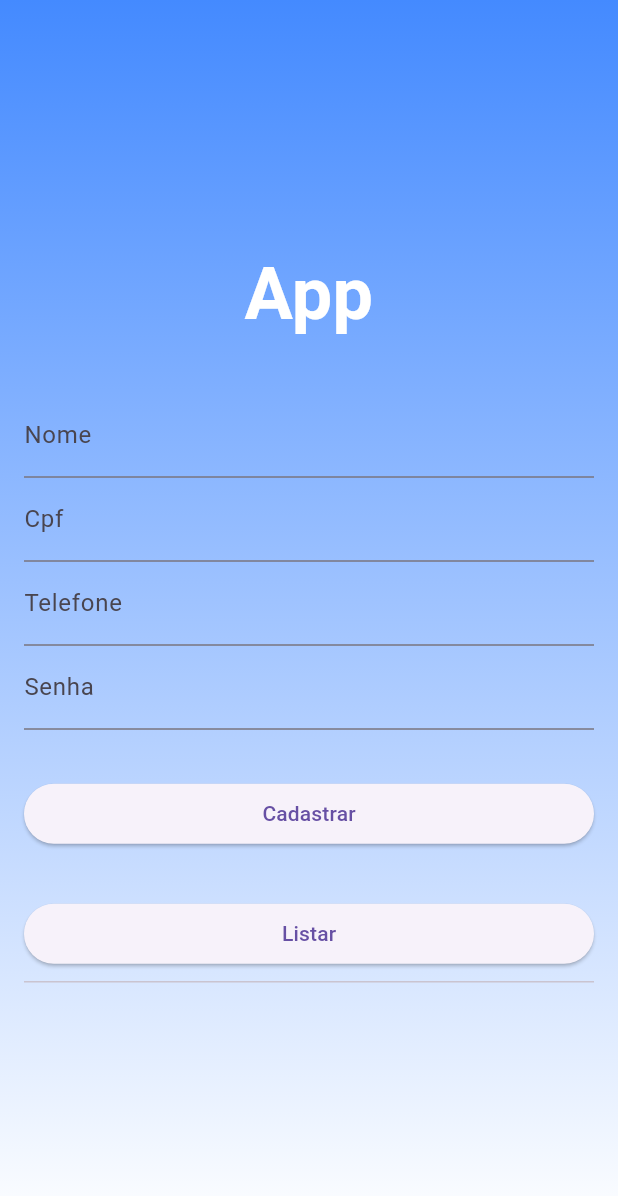
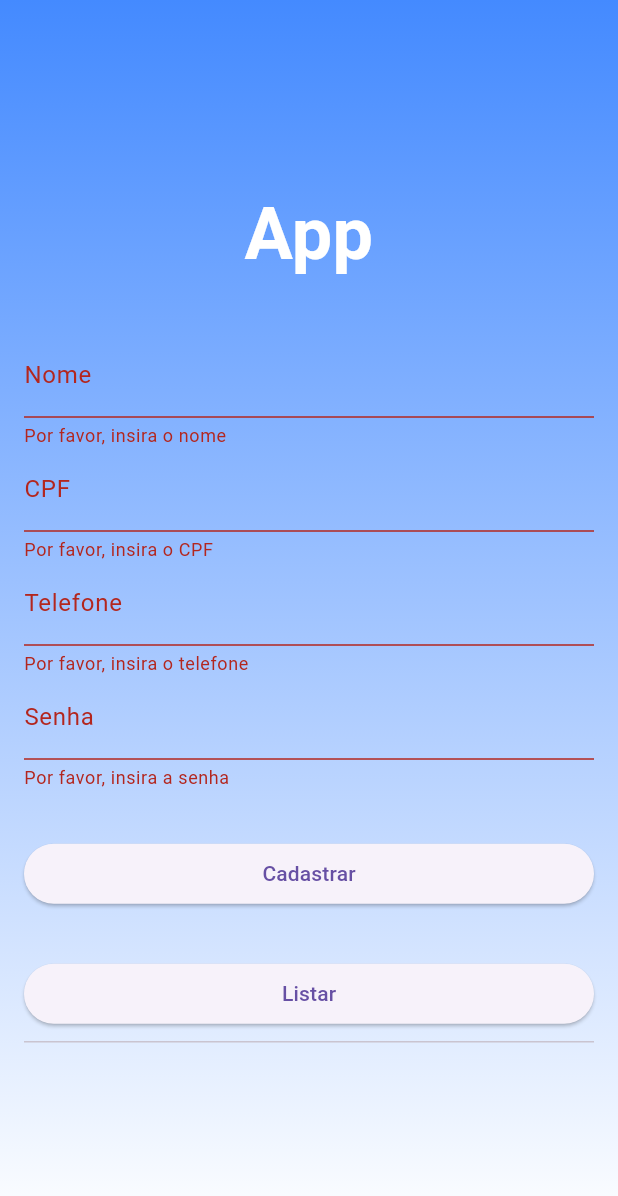
Before and after one commit to CaueYanagihara/DDM_HoraCerta, a Flutter app: the screen it shows after launch, after a tap on "Cadastrar", on a phone screen of 412 x 824 dp. Shown: the top 1196 px of the screen. Run offline on Flutter 3.47's test engine with Material 3 defaults, Android fonts, the phone set to English and light mode, and no system bars; our stand-ins replace sqflite, supabase_flutter; accounts and stored records are empty.

```diff
--- a/hora_certa/lib/app/banco/script.dart
+++ b/hora_certa/lib/app/banco/script.dart
@@ -12,7 +12,7 @@ const criarTabelas = {
       );
 
     CREATE TABLE atendente(
-      id PRIMARY KEY INTEGER NOT NULL
+      id INTEGER NOT NULL PRIMARY KEY
       ,nome VARCHAR(200) NOT NULL
       ,cpf CHAR(14) NOT NULL UNIQUE
       ,estaAtivo CHAR(1) NOT NULL
@@ -22,7 +22,13 @@ const criarTabelas = {
 };
 
 const inserirRegistros = {
-  'INSERT INTO cliente (nome, cpf, telefone, senha, telefoneEhWhatsapp, estaAtivo, observacao)VALUES("JOAQUIM, "301.650.590-42", "44997400880", "Senha123", "S", "S")',
-  'INSERT INTO cliente (nome, cpf, telefone, senha, telefoneEhWhatsapp, estaAtivo, observacao)VALUES("JOAO, "301.650.590-41", "44997400881", "Senha213", "S", "N")',
-  'INSERT INTO cliente (nome, cpf, telefone, senha, telefoneEhWhatsapp, estaAtivo, observacao)VALUES("JOH , "301.650.590-40", "44997400882", "Senha321", "N", "S")'
+  '''
+    INSERT INTO cliente (nome, cpf, telefone, senha, telefoneEhWhatsapp, estaAtivo, observacao)VALUES("JONAS, "301.650.590-42", "44997400880", "Senha123", "S", "S");
+    INSERT INTO cliente (nome, cpf, telefone, senha, telefoneEhWhatsapp, estaAtivo, observacao)VALUES("JOAO, "301.650.590-41", "44997400881", "Senha213", "S", "N");
+    INSERT INTO cliente (nome, cpf, telefone, senha, telefoneEhWhatsapp, estaAtivo, observacao)VALUES("JOEDSON , "301.650.590-40", "44997400882", "Senha321", "N", "S");
+
+    INSERT INTO atendente (nome, cpf, senha, estaAtivo, observacao)VALUES("CARLOS, "301.650.590-43", "44997400883", "Senha231", "S", "S");
+    INSERT INTO atendente (nome, cpf, senha, estaAtivo, observacao)VALUES("CAMILA, "301.650.590-44", "44997400884", "Senha132", "S", "N");
+    INSERT INTO atendente (nome, cpf, senha, estaAtivo, observacao)VALUES("CAROL , "301.650.590-45", "44997400885", "Senha312", "N", "S");
+  '''
 };
--- a/hora_certa/lib/app/dominio/dto/dto_atendente.dart
+++ b/hora_certa/lib/app/dominio/dto/dto_atendente.dart
@@ -1,10 +1,10 @@
 class DTOAtendente {
-  late dynamic id;
+  dynamic id;
   late String nome;
   late String cpf;
   late String senha;
   late bool estaAtivo;
-  late String? observacao;
+  String? observacao;
 
   DTOAtendente(
       {this.id,
--- a/hora_certa/lib/app/dominio/dto/dto_cliente.dart
+++ b/hora_certa/lib/app/dominio/dto/dto_cliente.dart
@@ -1,12 +1,12 @@
 class DTOCliente {
-  late dynamic id;
+  dynamic id;
   late String nome;
   late String cpf;
   late String telefone;
   late String senha;
   late bool telefoneEhWhatsapp;
   late bool estaAtivo;
-  late String? observacao;
+  String? observacao;
 
   DTOCliente(
       {this.id,
--- a/hora_certa/lib/app/widget/formulario_cliente.dart
+++ b/hora_certa/lib/app/widget/formulario_cliente.dart
@@ -1,7 +1,56 @@
 import 'package:flutter/material.dart';
 import 'package:hora_certa/app/widget/lista_cliente.dart';
+import 'package:hora_certa/app/dominio/dto/dto_cliente.dart';
+import 'package:hora_certa/app/aplicacao/ap_cliente.dart';
 
-class FormularioCliente extends StatelessWidget {
+class FormularioCliente extends StatefulWidget {
+  @override
+  _FormularioClienteState createState() => _FormularioClienteState();
+}
+
+class _FormularioClienteState extends State<FormularioCliente> {
+  final _formKey = GlobalKey<FormState>();
+
+  final TextEditingController _nomeController = TextEditingController();
+  final TextEditingController _cpfController = TextEditingController();
+  final TextEditingController _telefoneController = TextEditingController();
+  final TextEditingController _senhaController = TextEditingController();
+
+  void _cadastrarCliente() async {
+    if (_formKey.currentState!.validate()) {
+      var aplicacao = APCliente();
+
+      var novoCliente = DTOCliente(
+        nome: _nomeController.text,
+        cpf: _cpfController.text,
+        telefone: _telefoneController.text,
+        senha: _senhaController.text,
+        telefoneEhWhatsapp: false,
+        estaAtivo: true,
+      );
+
+      var clienteSalvo = await aplicacao.salvar(novoCliente);
+
+    if (clienteSalvo != null) {
+      ScaffoldMessenger.of(context).showSnackBar(
+        SnackBar(content: Text('Cliente cadastrado com sucesso!'))
+      );
+      _limparFormulario();
+    } else {
+      ScaffoldMessenger.of(context).showSnackBar(
+        SnackBar(content: Text('Erro ao cadastrar o cliente!'))
+      );
+    }
+    }
+  }
+
+  void _limparFormulario() {
+    _nomeController.clear();
+    _cpfController.clear();
+    _telefoneController.clear();
+    _senhaController.clear();
+  }
+
   @override
   Widget build(BuildContext context) {
     return Scaffold(
@@ -19,6 +68,7 @@ class FormularioCliente extends StatelessWidget {
             Padding(
               padding: const EdgeInsets.all(16.0),
               child: Form(
+                key: _formKey,
                 child: Column(
                   mainAxisAlignment: MainAxisAlignment.center,
                   crossAxisAlignment: CrossAxisAlignment.stretch,
@@ -36,23 +86,56 @@ class FormularioCliente extends StatelessWidget {
                       height: 32,
                     ),
                     TextFormField(
+                      controller: _nomeController,
                       decoration: InputDecoration(label: Text("Nome")),
+                      validator: (value) {
+                        if (value == null || value.isEmpty) {
+                          return 'Por favor, insira o nome';
+                        }
+                        return null;
+                      },
                     ),
                     TextFormField(
-                      decoration: InputDecoration(label: Text("Cpf")),
+                      controller: _cpfController,
+                      decoration: InputDecoration(label: Text("CPF")),
+                      validator: (value) {
+                        if (value == null || value.isEmpty) {
+                          return 'Por favor, insira o CPF';
+                        }
+                        // Adicione validação de CPF aqui se necessário
+                        return null;
+                      },
                     ),
                     TextFormField(
+                      controller: _telefoneController,
                       decoration: InputDecoration(label: Text("Telefone")),
+                      validator: (value) {
+                        if (value == null || value.isEmpty) {
+                          return 'Por favor, insira o telefone';
+                        }
+                        return null;
+                      },
                     ),
                     TextFormField(
+                      controller: _senhaController,
                       decoration: InputDecoration(label: Text("Senha")),
                       obscureText: true,
+                      validator: (value) {
+                        if (value == null || value.isEmpty) {
+                          return 'Por favor, insira a senha';
+                        }
+                        if (value.length < 6) {
+                          return 'A senha deve ter no mínimo 6 caracteres';
+                        }
+                        return null;
+                      },
                     ),
                     SizedBox(
                       height: 32,
                     ),
                     ElevatedButton(
-                      onPressed: () {}, child: const Text("Cadastrar")),
+                        onPressed: _cadastrarCliente,
+                        child: const Text("Cadastrar")),
                     SizedBox(
                       height: 32,
                     ),
@@ -64,13 +147,8 @@ class FormularioCliente extends StatelessWidget {
                                 builder: (context) => ListaCliente()),
                           );
                         },
-                      child: const Text("Listar")
-                    ),
+                        child: const Text("Listar")),
                     Divider(),
-                    // TextButton(
-                    //   onPressed: () {},
-                    //   child: const Text("Ainda não tem uma conta? Cadastre-se")
-                    // )
                   ],
                 ),
               ),
```
Also changed, not shown: hora_certa/lib/app/aplicacao/ap_atendente.dart (+11 -1 lines), hora_certa/lib/app/aplicacao/ap_cliente.dart (+11 -1 lines), hora_certa/lib/app/banco/sqlite/dao/dao_atendente.dart (+22 -13 lines), hora_certa/lib/app/banco/sqlite/dao/dao_cliente.dart (+23 -14 lines), hora_certa/lib/app/dominio/atendente.dart (+21 -8 lines), hora_certa/lib/app/dominio/cliente.dart (+4 -6 lines), hora_certa/lib/app/widget/lista_cliente.dart (+7 -30 lines). Lines whose indentation alone changed are shown as unchanged.
